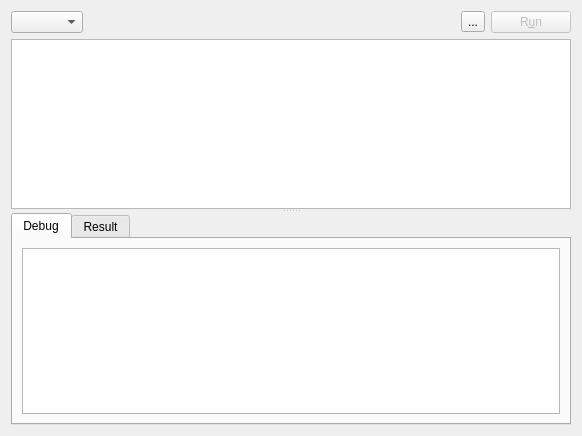
The window that src/tabwidget/queryeditorwidgetclass.ui (FrenchDilettante/dbmaster) describes before a commit, drawn with Qt 5.
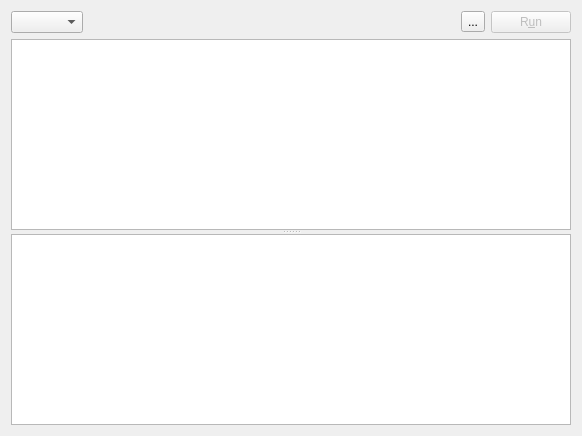
The same window after the commit. The open tabs and pages were chosen to show the change. Icons and pictures are not drawn. Custom widgets are drawn as their Qt base class.

Commit message: Changement type onglets pour éditeur requêtes

```diff
--- a/src/tabwidget/queryeditorwidgetclass.ui
+++ b/src/tabwidget/queryeditorwidgetclass.ui
@@ -66,15 +66,15 @@
        <string/>
       </property>
      </widget>
-     <widget class="QTabWidget" name="tabWidget">
+     <widget class="QStackedWidget" name="tabWidget">
       <property name="currentIndex">
        <number>1</number>
       </property>
-      <widget class="QWidget" name="tab">
-       <attribute name="title">
-        <string>Debug</string>
-       </attribute>
-       <layout class="QGridLayout" name="gridLayout_2">
+      <widget class="QWidget" name="page">
+       <layout class="QGridLayout" name="gridLayout_4">
+        <property name="margin">
+         <number>0</number>
+        </property>
         <item row="0" column="0">
          <widget class="QTextEdit" name="debugText">
           <property name="readOnly">
@@ -84,31 +84,33 @@
            <string notr="true">&lt;!DOCTYPE HTML PUBLIC &quot;-//W3C//DTD HTML 4.0//EN&quot; &quot;http://www.w3.org/TR/REC-html40/strict.dtd&quot;&gt;
 &lt;html&gt;&lt;head&gt;&lt;meta name=&quot;qrichtext&quot; content=&quot;1&quot; /&gt;&lt;style type=&quot;text/css&quot;&gt;
 p, li { white-space: pre-wrap; }
-&lt;/style&gt;&lt;/head&gt;&lt;body style=&quot; font-family:'Ubuntu'; font-size:9pt; font-weight:400; font-style:normal;&quot;&gt;
+&lt;/style&gt;&lt;/head&gt;&lt;body style=&quot; font-family:'Ubuntu'; font-size:8pt; font-weight:400; font-style:normal;&quot;&gt;
 &lt;table border=&quot;0&quot; style=&quot;-qt-table-type: root; margin-top:4px; margin-bottom:4px; margin-left:4px; margin-right:4px;&quot;&gt;
 &lt;tr&gt;
 &lt;td style=&quot;border: none;&quot;&gt;
-&lt;p style=&quot;-qt-paragraph-type:empty; margin-top:0px; margin-bottom:0px; margin-left:0px; margin-right:0px; -qt-block-indent:0; text-indent:0px; font-size:8pt;&quot;&gt;&lt;/p&gt;
-&lt;p style=&quot;-qt-paragraph-type:empty; margin-top:0px; margin-bottom:0px; margin-left:0px; margin-right:0px; -qt-block-indent:0; text-indent:0px; font-size:8pt;&quot;&gt;&lt;/p&gt;
+&lt;p style=&quot;-qt-paragraph-type:empty; margin-top:0px; margin-bottom:0px; margin-left:0px; margin-right:0px; -qt-block-indent:0; text-indent:0px;&quot;&gt;&lt;/p&gt;
+&lt;p style=&quot;-qt-paragraph-type:empty; margin-top:0px; margin-bottom:0px; margin-left:0px; margin-right:0px; -qt-block-indent:0; text-indent:0px; font-size:9pt;&quot;&gt;&lt;/p&gt;
+&lt;p style=&quot;-qt-paragraph-type:empty; margin-top:0px; margin-bottom:0px; margin-left:0px; margin-right:0px; -qt-block-indent:0; text-indent:0px;&quot;&gt;&lt;/p&gt;
+&lt;p style=&quot;-qt-paragraph-type:empty; margin-top:0px; margin-bottom:0px; margin-left:0px; margin-right:0px; -qt-block-indent:0; text-indent:0px;&quot;&gt;&lt;/p&gt;
+&lt;p style=&quot;-qt-paragraph-type:empty; margin-top:0px; margin-bottom:0px; margin-left:0px; margin-right:0px; -qt-block-indent:0; text-indent:0px; font-family:'Sans'; font-size:9pt;&quot;&gt;&lt;/p&gt;
+&lt;p style=&quot;-qt-paragraph-type:empty; margin-top:0px; margin-bottom:0px; margin-left:0px; margin-right:0px; -qt-block-indent:0; text-indent:0px; font-family:'Sans'; font-size:9pt;&quot;&gt;&lt;/p&gt;
 &lt;p style=&quot;-qt-paragraph-type:empty; margin-top:0px; margin-bottom:0px; margin-left:0px; margin-right:0px; -qt-block-indent:0; text-indent:0px; font-family:'Sans';&quot;&gt;&lt;/p&gt;
+&lt;p style=&quot;-qt-paragraph-type:empty; margin-top:0px; margin-bottom:0px; margin-left:0px; margin-right:0px; -qt-block-indent:0; text-indent:0px; font-family:'Sans'; font-size:9pt;&quot;&gt;&lt;/p&gt;
+&lt;p style=&quot;-qt-paragraph-type:empty; margin-top:0px; margin-bottom:0px; margin-left:0px; margin-right:0px; -qt-block-indent:0; text-indent:0px; font-family:'Sans'; font-size:9pt;&quot;&gt;&lt;/p&gt;
 &lt;p style=&quot;-qt-paragraph-type:empty; margin-top:0px; margin-bottom:0px; margin-left:0px; margin-right:0px; -qt-block-indent:0; text-indent:0px; font-family:'Sans';&quot;&gt;&lt;/p&gt;
-&lt;p style=&quot;-qt-paragraph-type:empty; margin-top:0px; margin-bottom:0px; margin-left:0px; margin-right:0px; -qt-block-indent:0; text-indent:0px; font-family:'Sans'; font-size:8pt;&quot;&gt;&lt;/p&gt;
 &lt;p style=&quot;-qt-paragraph-type:empty; margin-top:0px; margin-bottom:0px; margin-left:0px; margin-right:0px; -qt-block-indent:0; text-indent:0px; font-family:'Sans';&quot;&gt;&lt;/p&gt;
-&lt;p style=&quot;-qt-paragraph-type:empty; margin-top:0px; margin-bottom:0px; margin-left:0px; margin-right:0px; -qt-block-indent:0; text-indent:0px; font-family:'Sans';&quot;&gt;&lt;/p&gt;
-&lt;p style=&quot;-qt-paragraph-type:empty; margin-top:0px; margin-bottom:0px; margin-left:0px; margin-right:0px; -qt-block-indent:0; text-indent:0px; font-family:'Sans'; font-size:8pt;&quot;&gt;&lt;/p&gt;
-&lt;p style=&quot;-qt-paragraph-type:empty; margin-top:0px; margin-bottom:0px; margin-left:0px; margin-right:0px; -qt-block-indent:0; text-indent:0px; font-family:'Sans'; font-size:8pt;&quot;&gt;&lt;/p&gt;
-&lt;p style=&quot;-qt-paragraph-type:empty; margin-top:0px; margin-bottom:0px; margin-left:0px; margin-right:0px; -qt-block-indent:0; text-indent:0px; font-family:'Sans';&quot;&gt;&lt;/p&gt;&lt;/td&gt;&lt;/tr&gt;&lt;/table&gt;&lt;/body&gt;&lt;/html&gt;</string>
+&lt;p style=&quot;-qt-paragraph-type:empty; margin-top:0px; margin-bottom:0px; margin-left:0px; margin-right:0px; -qt-block-indent:0; text-indent:0px; font-family:'Sans'; font-size:9pt;&quot;&gt;&lt;/p&gt;&lt;/td&gt;&lt;/tr&gt;&lt;/table&gt;&lt;/body&gt;&lt;/html&gt;</string>
           </property>
          </widget>
         </item>
        </layout>
       </widget>
-      <widget class="QWidget" name="tab_2">
-       <attribute name="title">
-        <string>Result</string>
-       </attribute>
-       <layout class="QGridLayout" name="gridLayout_3">
-        <item row="0" column="2">
+      <widget class="QWidget" name="page_2">
+       <layout class="QGridLayout" name="gridLayout_5">
+        <property name="margin">
+         <number>0</number>
+        </property>
+        <item row="0" column="0">
          <widget class="ResultView" name="tabView" native="true">
           <property name="sizePolicy">
            <sizepolicy hsizetype="Preferred" vsizetype="Expanding">
```
Left out of the diff: 22 changed lines with no effect on the pictures. The commit also changes 2 other files.
